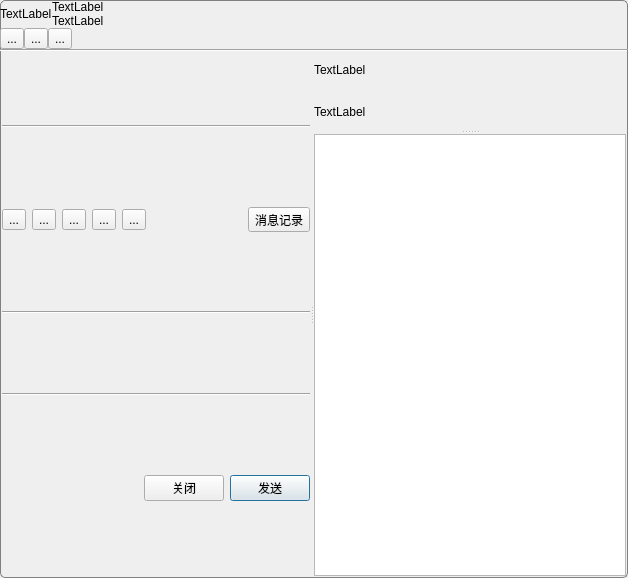
First picture: the form in qqgroupchatdlg.ui, repository zhanlangsir/Qtqq, before the edit.
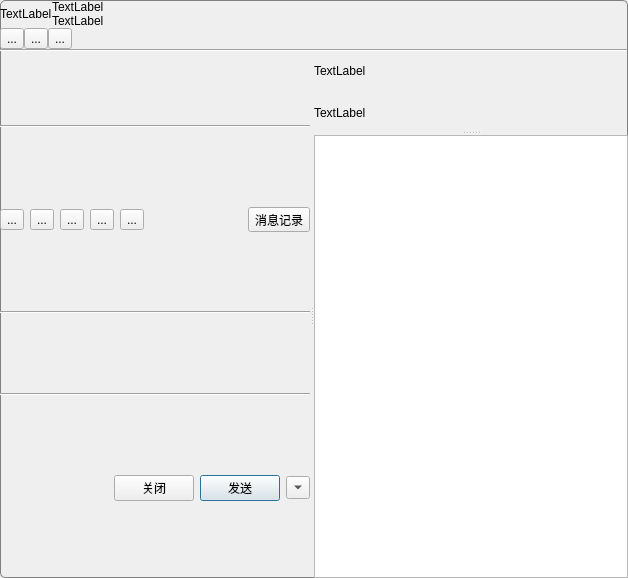
Second picture: the form after the edit. Icons and pictures are not drawn.

Commit message: 增加选择发送方式功能

Diff of the .ui file:
```diff
--- a/qqgroupchatdlg.ui
+++ b/qqgroupchatdlg.ui
@@ -126,7 +126,7 @@
     </widget>
    </item>
    <item>
-    <widget class="QSplitter" name="spliter_main_">
+    <widget class="QSplitter" name="splitter_main_">
      <property name="sizePolicy">
       <sizepolicy hsizetype="Expanding" vsizetype="Expanding">
        <horstretch>0</horstretch>
@@ -141,7 +141,7 @@
      <property name="orientation">
       <enum>Qt::Horizontal</enum>
      </property>
-     <widget class="QSplitter" name="split_left_">
+     <widget class="QSplitter" name="splitter_left_">
       <property name="orientation">
        <enum>Qt::Vertical</enum>
       </property>
@@ -237,6 +237,9 @@
         </item>
         <item>
          <layout class="QHBoxLayout" name="horizontalLayout_3">
+          <property name="spacing">
+           <number>6</number>
+          </property>
           <item>
            <spacer name="horizontalSpacer_3">
             <property name="orientation">
@@ -267,12 +270,34 @@
             </property>
            </widget>
           </item>
+          <item>
+           <widget class="QToolButton" name="tb_send_type_">
+            <property name="sizePolicy">
+             <sizepolicy hsizetype="Preferred" vsizetype="Fixed">
+              <horstretch>0</horstretch>
+              <verstretch>0</verstretch>
+             </sizepolicy>
+            </property>
+            <property name="text">
+             <string>发送</string>
+            </property>
+            <property name="popupMode">
+             <enum>QToolButton::InstantPopup</enum>
+            </property>
+            <property name="toolButtonStyle">
+             <enum>Qt::ToolButtonIconOnly</enum>
+            </property>
+            <property name="arrowType">
+             <enum>Qt::DownArrow</enum>
+            </property>
+           </widget>
+          </item>
          </layout>
         </item>
        </layout>
       </widget>
      </widget>
-     <widget class="QSplitter" name="spliter_right_">
+     <widget class="QSplitter" name="splitter_right_">
       <property name="sizePolicy">
        <sizepolicy hsizetype="Minimum" vsizetype="Expanding">
         <horstretch>0</horstretch>
@@ -324,7 +349,7 @@
     </widget>
    </item>
   </layout>
-  <zorder>spliter_main_</zorder>
+  <zorder>splitter_main_</zorder>
   <zorder>line</zorder>
   <zorder></zorder>
   <zorder></zorder>
```
The commit also changes 9 other files.
